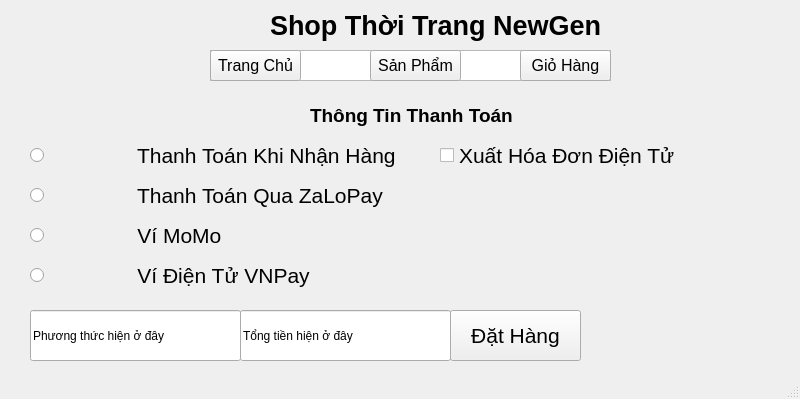
Qt form thanhtoan.ui (huynpvk25406-crypto/main) before a commit.
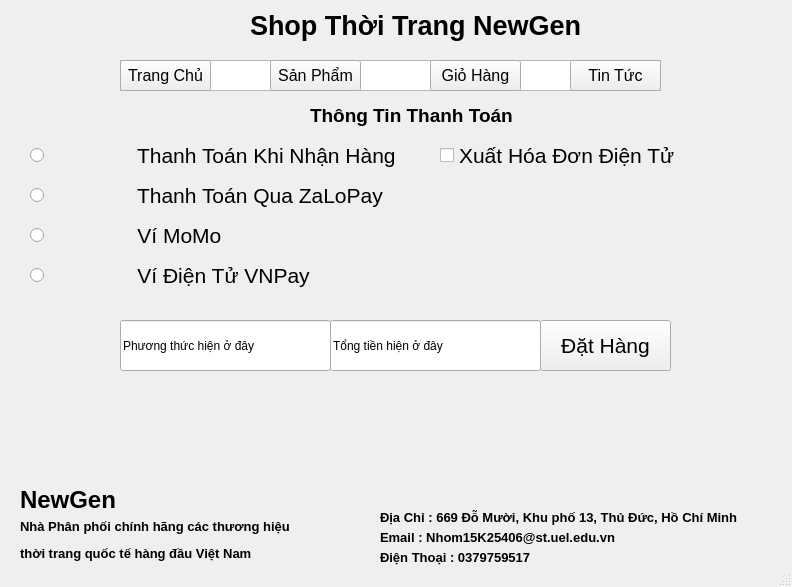
The same form after that commit.

Diff of the .ui file:
```diff
--- a/thanhtoan.ui
+++ b/thanhtoan.ui
@@ -6,31 +6,21 @@
    <rect>
     <x>0</x>
     <y>0</y>
-    <width>800</width>
-    <height>399</height>
+    <width>792</width>
+    <height>587</height>
    </rect>
   </property>
   <property name="windowTitle">
    <string>MainWindow</string>
   </property>
   <widget class="QWidget" name="centralwidget">
-   <widget class="QTextEdit" name="textEdit">
-    <property name="geometry">
-     <rect>
-      <x>210</x>
-      <y>50</y>
-      <width>401</width>
-      <height>31</height>
-     </rect>
-    </property>
-   </widget>
    <widget class="QLabel" name="logo">
     <property name="geometry">
      <rect>
-      <x>0</x>
+      <x>20</x>
       <y>10</y>
-      <width>91</width>
-      <height>81</height>
+      <width>71</width>
+      <height>61</height>
      </rect>
     </property>
     <property name="text">
@@ -40,46 +30,10 @@
      <bool>true</bool>
     </property>
    </widget>
-   <widget class="QPushButton" name="trangchu">
-    <property name="geometry">
-     <rect>
-      <x>210</x>
-      <y>50</y>
-      <width>91</width>
-      <height>31</height>
-     </rect>
-    </property>
-    <property name="font">
-     <font>
-      <pointsize>12</pointsize>
-     </font>
-    </property>
-    <property name="text">
-     <string>Trang Chủ</string>
-    </property>
-   </widget>
-   <widget class="QPushButton" name="sanpham">
-    <property name="geometry">
-     <rect>
-      <x>370</x>
-      <y>50</y>
-      <width>91</width>
-      <height>31</height>
-     </rect>
-    </property>
-    <property name="font">
-     <font>
-      <pointsize>12</pointsize>
-     </font>
-    </property>
-    <property name="text">
-     <string>Sản Phẩm</string>
-    </property>
-   </widget>
    <widget class="QLabel" name="label">
     <property name="geometry">
      <rect>
-      <x>270</x>
+      <x>250</x>
       <y>0</y>
       <width>341</width>
       <height>51</height>
@@ -89,24 +43,6 @@
      <string>&lt;html&gt;&lt;head/&gt;&lt;body&gt;&lt;p&gt;&lt;span style=&quot; font-size:20pt; font-weight:600;&quot;&gt;Shop Thời Trang NewGen&lt;/span&gt;&lt;/p&gt;&lt;/body&gt;&lt;/html&gt;</string>
     </property>
    </widget>
-   <widget class="QPushButton" name="giohang">
-    <property name="geometry">
-     <rect>
-      <x>520</x>
-      <y>50</y>
-      <width>91</width>
-      <height>31</height>
-     </rect>
-    </property>
-    <property name="font">
-     <font>
-      <pointsize>12</pointsize>
-     </font>
-    </property>
-    <property name="text">
-     <string>Giỏ Hàng</string>
-    </property>
-   </widget>
    <widget class="QLabel" name="label_3">
     <property name="geometry">
      <rect>
@@ -195,8 +131,8 @@
    <widget class="QLineEdit" name="hienphuongthuc">
     <property name="geometry">
      <rect>
-      <x>30</x>
-      <y>310</y>
+      <x>120</x>
+      <y>320</y>
       <width>211</width>
       <height>51</height>
      </rect>
@@ -208,8 +144,8 @@
    <widget class="QPushButton" name="pushButton">
     <property name="geometry">
      <rect>
-      <x>450</x>
-      <y>310</y>
+      <x>540</x>
+      <y>320</y>
       <width>131</width>
       <height>51</height>
      </rect>
@@ -226,8 +162,8 @@
    <widget class="QLineEdit" name="hientien">
     <property name="geometry">
      <rect>
-      <x>240</x>
-      <y>310</y>
+      <x>330</x>
+      <y>320</y>
       <width>211</width>
       <height>51</height>
      </rect>
@@ -318,6 +254,169 @@
      <string>Xuất Hóa Đơn Điện Tử</string>
     </property>
    </widget>
+   <widget class="QTextEdit" name="textEdit">
+    <property name="geometry">
+     <rect>
+      <x>120</x>
+      <y>60</y>
+      <width>541</width>
+      <height>31</height>
+     </rect>
+    </property>
+   </widget>
+   <widget class="QPushButton" name="sanpham">
+    <property name="geometry">
+     <rect>
+      <x>270</x>
+      <y>60</y>
+      <width>91</width>
+      <height>31</height>
+     </rect>
+    </property>
+    <property name="font">
+     <font>
+      <pointsize>12</pointsize>
+     </font>
+    </property>
+    <property name="text">
+     <string>Sản Phẩm</string>
+    </property>
+   </widget>
+   <widget class="QPushButton" name="trangchu">
+    <property name="geometry">
+     <rect>
+      <x>120</x>
+      <y>60</y>
+      <width>91</width>
+      <height>31</height>
+     </rect>
+    </property>
+    <property name="font">
+     <font>
+      <pointsize>12</pointsize>
+     </font>
+    </property>
+    <property name="text">
+     <string>Trang Chủ</string>
+    </property>
+   </widget>
+   <widget class="QPushButton" name="tintuc">
+    <property name="geometry">
+     <rect>
+      <x>570</x>
+      <y>60</y>
+      <width>91</width>
+      <height>31</height>
+     </rect>
+    </property>
+    <property name="font">
+     <font>
+      <pointsize>12</pointsize>
+     </font>
+    </property>
+    <property name="text">
+     <string>Tin Tức</string>
+    </property>
+   </widget>
+   <widget class="QPushButton" name="giohang">
+    <property name="geometry">
+     <rect>
+      <x>430</x>
+      <y>60</y>
+      <width>91</width>
+      <height>31</height>
+     </rect>
+    </property>
+    <property name="font">
+     <font>
+      <pointsize>12</pointsize>
+     </font>
+    </property>
+    <property name="text">
+     <string>Giỏ Hàng</string>
+    </property>
+   </widget>
+   <widget class="QLabel" name="cuoi">
+    <property name="geometry">
+     <rect>
+      <x>0</x>
+      <y>400</y>
+      <width>791</width>
+      <height>81</height>
+     </rect>
+    </property>
+    <property name="text">
+     <string/>
+    </property>
+    <property name="scaledContents">
+     <bool>true</bool>
+    </property>
+   </widget>
+   <widget class="QLabel" name="label_5">
+    <property name="geometry">
+     <rect>
+      <x>380</x>
+      <y>550</y>
+      <width>371</width>
+      <height>16</height>
+     </rect>
+    </property>
+    <property name="text">
+     <string>&lt;html&gt;&lt;head/&gt;&lt;body&gt;&lt;p&gt;&lt;span style=&quot; font-size:10pt; font-weight:600;&quot;&gt;Điện Thoại : 0379759517&lt;/span&gt;&lt;/p&gt;&lt;/body&gt;&lt;/html&gt;</string>
+    </property>
+   </widget>
+   <widget class="QLabel" name="label_4">
+    <property name="geometry">
+     <rect>
+      <x>380</x>
+      <y>530</y>
+      <width>371</width>
+      <height>16</height>
+     </rect>
+    </property>
+    <property name="text">
+     <string>&lt;html&gt;&lt;head/&gt;&lt;body&gt;&lt;p&gt;&lt;span style=&quot; font-size:10pt; font-weight:600;&quot;&gt;Email : Nhom15K25406@st.uel.edu.vn&lt;/span&gt;&lt;/p&gt;&lt;/body&gt;&lt;/html&gt;</string>
+    </property>
+   </widget>
+   <widget class="QLabel" name="label_6">
+    <property name="geometry">
+     <rect>
+      <x>20</x>
+      <y>480</y>
+      <width>111</width>
+      <height>41</height>
+     </rect>
+    </property>
+    <property name="text">
+     <string>&lt;html&gt;&lt;head/&gt;&lt;body&gt;&lt;p&gt;&lt;span style=&quot; font-size:18pt; font-weight:600;&quot;&gt;NewGen&lt;/span&gt;&lt;/p&gt;&lt;/body&gt;&lt;/html&gt;</string>
+    </property>
+   </widget>
+   <widget class="QLabel" name="label_7">
+    <property name="geometry">
+     <rect>
+      <x>20</x>
+      <y>510</y>
+      <width>281</width>
+      <height>61</height>
+     </rect>
+    </property>
+    <property name="text">
+     <string>&lt;html&gt;&lt;head/&gt;&lt;body&gt;&lt;p&gt;&lt;span style=&quot; font-size:10pt; font-weight:600;&quot;&gt;Nhà Phân phối chính hãng các thương hiệu &lt;/span&gt;&lt;/p&gt;&lt;p&gt;&lt;span style=&quot; font-size:10pt; font-weight:600;&quot;&gt;thời trang quốc tế hàng đầu Việt Nam&lt;/span&gt;&lt;/p&gt;&lt;/body&gt;&lt;/html&gt;</string>
+    </property>
+   </widget>
+   <widget class="QLabel" name="label_8">
+    <property name="geometry">
+     <rect>
+      <x>380</x>
+      <y>510</y>
+      <width>401</width>
+      <height>16</height>
+     </rect>
+    </property>
+    <property name="text">
+     <string>&lt;html&gt;&lt;head/&gt;&lt;body&gt;&lt;p&gt;&lt;span style=&quot; font-size:10pt; font-weight:600;&quot;&gt;Địa Chỉ : 669 Đỗ Mười, Khu phố 13, Thủ Đức, Hồ Chí Minh&lt;/span&gt;&lt;/p&gt;&lt;/body&gt;&lt;/html&gt;</string>
+    </property>
+   </widget>
   </widget>
   <widget class="QMenuBar" name="menubar">
    <property name="geometry">
```
Left out of the diff: 2 changed lines with no effect on the pictures.
